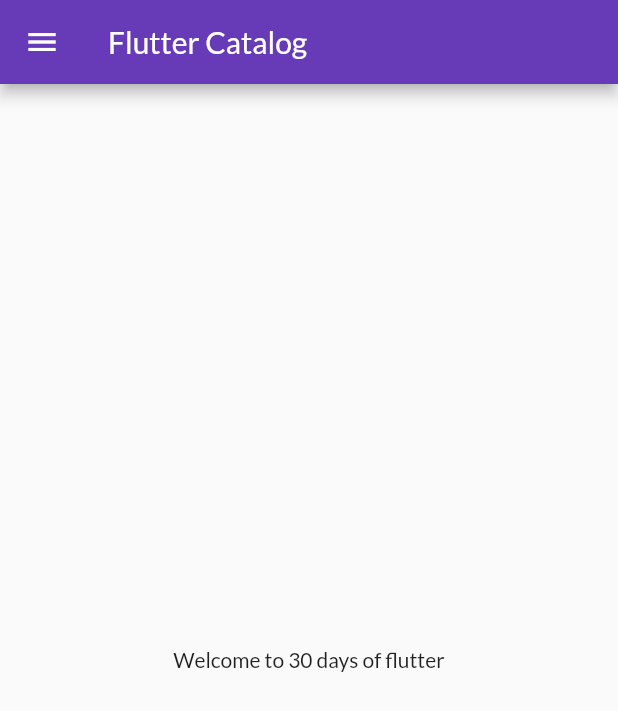
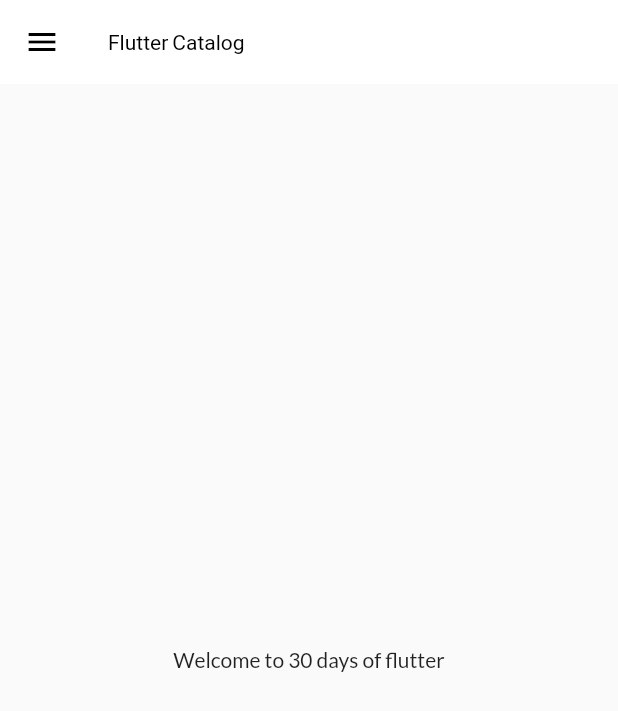
Before and after one commit to ppawn100/flutter_catalog, a Flutter app: the screen it shows after launch, on a phone screen of 412 x 824 dp. Shown: the top 711 px of the screen. Run offline on Flutter 3.47's test engine with Material 2 defaults, Android fonts, the phone set to English and light mode, and no system bars; our stand-ins replace google_fonts.

Commit message:
theme extracted

```diff
--- a/lib/main.dart
+++ b/lib/main.dart
@@ -1,4 +1,5 @@
 import 'package:flutter/material.dart';
+import 'package:flutter_catalog/widgets/themes.dart';
 import 'package:google_fonts/google_fonts.dart';
 
 import './pages/home_page.dart';
@@ -16,13 +17,8 @@ class MyApp extends StatelessWidget {
       // home: HomePage(),
       themeMode: ThemeMode.light,
       debugShowCheckedModeBanner: false,
-      theme: ThemeData(
-        primarySwatch: Colors.deepPurple,
-        fontFamily: GoogleFonts.lato().fontFamily,
-      ),
-      darkTheme: ThemeData(
-        brightness: Brightness.dark,
-      ),
+      theme: MyTheme.themeData,
+      darkTheme: MyTheme.darkThemeData,
       initialRoute: AppRoutes.homeRoute,
       routes: {
         "/": (context) => LoginPage(),
--- a/lib/pages/home_page.dart
+++ b/lib/pages/home_page.dart
@@ -6,7 +6,12 @@ class HomePage extends StatelessWidget {
   @override
   Widget build(BuildContext context) {
     return Scaffold(
-      appBar: AppBar(title: Text("Flutter Catalog")),
+      appBar: AppBar(
+        title: Text(
+          "Flutter Catalog",
+          // style: TextStyle(color: Colors.black),
+        ),
+      ),
       body: Center(
         child: Container(
           child: Text(
--- /dev/null
+++ b/lib/widgets/themes.dart
@@ -0,0 +1,17 @@
+import 'package:flutter/material.dart';
+import 'package:google_fonts/google_fonts.dart';
+
+class MyTheme {
+  static ThemeData get themeData => ThemeData(
+        primarySwatch: Colors.deepPurple,
+        fontFamily: GoogleFonts.lato().fontFamily,
+        appBarTheme: AppBarTheme(
+            color: Colors.white,
+            elevation: 0.0,
+            iconTheme: IconThemeData(color: Colors.black),
+            titleTextStyle: TextStyle(color: Colors.black)),
+      );
+  static ThemeData get darkThemeData => ThemeData(
+        brightness: Brightness.dark,
+      );
+}
```
